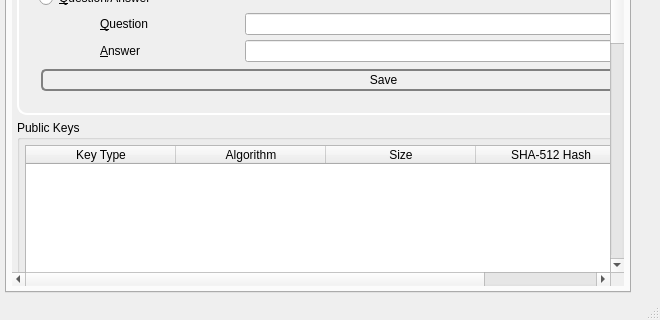
This is branches/trunk/GoldBug-UI/spot-on-controlcenter.ui in textbrowser/spot-on as Qt 5 draws it before an edit; both pictures show x 0 to 660 and y 629 to 949 of the 660 by 949 pixel window. The edited form follows.
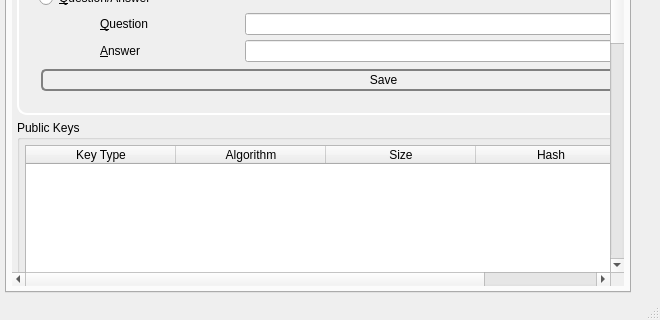
This is the edited form. The open tabs and pages were chosen to show the change. Icons and pictures are not drawn. Custom widgets are drawn as their Qt base class.

The edit to the form file:
```diff
--- a/branches/trunk/GoldBug-UI/spot-on-controlcenter.ui
+++ b/branches/trunk/GoldBug-UI/spot-on-controlcenter.ui
@@ -7813,7 +7813,7 @@
                    </column>
                    <column>
                     <property name="text">
-                     <string>SHA-512 Hash</string>
+                     <string>Hash</string>
                     </property>
                    </column>
                    <column>
```
